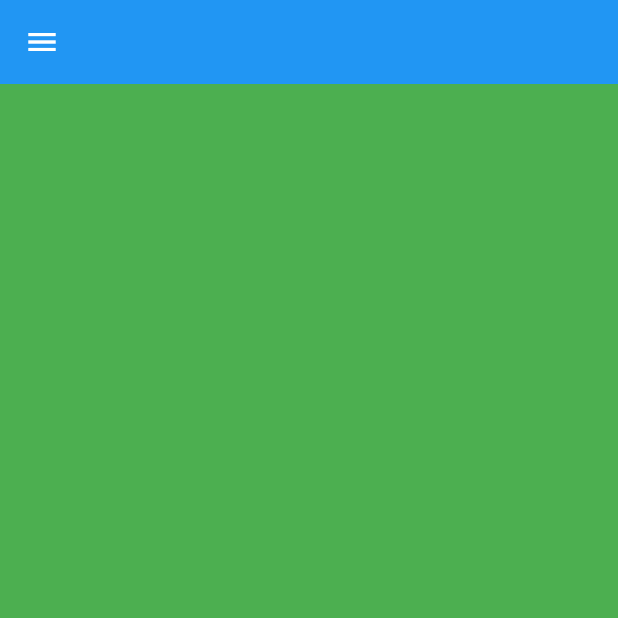
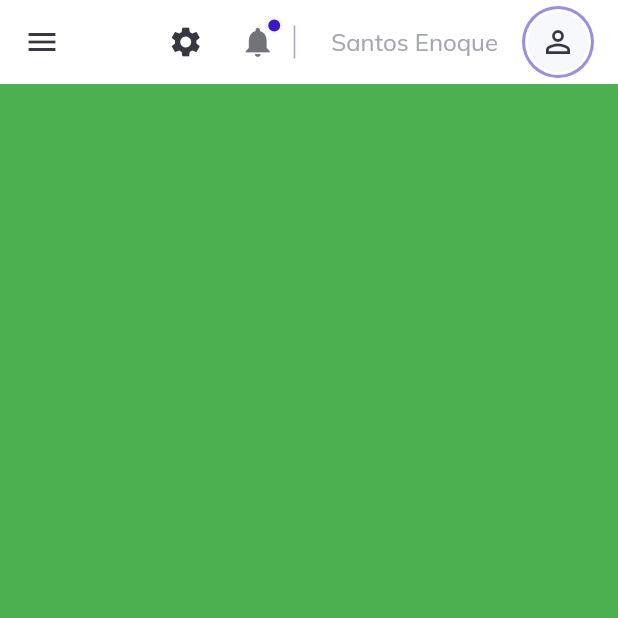
Before and after one commit to mrabro/flutter-web-admin-template, a Flutter app: the screen it shows after launch, on a phone screen of 412 x 824 dp, the top half of it. Run offline on Flutter 3.47's test engine with Material 2 defaults, Android fonts, the phone set to English and light mode, and no system bars; our stand-ins replace get, google_fonts.

Commit message:
Top nav (added items to top nav and drawer with custom text widget

```diff
--- a/lib/layout.dart
+++ b/lib/layout.dart
@@ -14,6 +14,7 @@
         key: scaffoldKey,
         extendBodyBehindAppBar: true,
         appBar: topNavigationBar(context, scaffoldKey),
+        drawer: Drawer(),
         body: ResponsiveWidget(
           largeScreen: LargeScreen(),
           smallScreen: SmallScreen(),
--- /dev/null
+++ b/lib/widgets/custom_text.dart
@@ -0,0 +1,24 @@
+import 'package:flutter/material.dart';
+
+class CustomText extends StatelessWidget {
+  final String text;
+  final double size;
+  final Color color;
+  final FontWeight weight;
+
+  const CustomText(
+      {Key? key,
+      required this.text,
+      this.size = 16,
+      this.color = Colors.black,
+      this.weight = FontWeight.normal})
+      : super(key: key);
+
+  @override
+  Widget build(BuildContext context) {
+    return Text(
+      text,
+      style: TextStyle(fontSize: size, color: color, fontWeight: weight),
+    );
+  }
+}
--- a/lib/widgets/top_nav.dart
+++ b/lib/widgets/top_nav.dart
@@ -1,5 +1,7 @@
 import 'package:flutter/material.dart';
+import 'package:web_admin/constants/style.dart';
 import 'package:web_admin/helpers/responsiveness.dart';
+import 'package:web_admin/widgets/custom_text.dart';
 
 AppBar topNavigationBar(BuildContext context, GlobalKey<ScaffoldState> key) =>
     AppBar(
@@ -20,5 +22,85 @@
               onPressed: () {
                 key.currentState?.openDrawer();
               }),
+      title: Container(
+        child: Row(
+          children: [
+            Visibility(
+                visible: !ResponsiveWidget.isSmallScreen(context),
+                child: CustomText(
+                  text: "Dash",
+                  color: dark,
+                  size: 20,
+                  weight: FontWeight.bold,
+                )),
+            Expanded(child: Container()),
+            IconButton(
+                icon: Icon(
+                  Icons.settings,
+                  color: dark,
+                ),
+                onPressed: () {}),
+            Stack(
+              children: [
+                IconButton(
+                    icon: Icon(
+                      Icons.notifications,
+                      color: dark.withOpacity(.7),
+                    ),
+                    onPressed: () {}),
+                Positioned(
+                  top: 7,
+                  right: 7,
+                  child: Container(
+                    width: 12,
+                    height: 12,
+                    padding: EdgeInsets.all(4),
+                    decoration: BoxDecoration(
+                        color: active,
+                        borderRadius: BorderRadius.circular(30),
+                        border: Border.all(color: light, width: 2)),
+                  ),
+                )
+              ],
+            ),
+            Container(
+              width: 1,
+              height: 22,
+              color: lightGrey,
+            ),
+            SizedBox(
+              width: 24,
+            ),
+            CustomText(
+              text: "Santos Enoque",
+              color: lightGrey,
+            ),
+            SizedBox(
+              width: 16,
+            ),
+            Container(
+              decoration: BoxDecoration(
+                  color: active.withOpacity(.5),
+                  borderRadius: BorderRadius.circular(30)),
+              child: Container(
+                decoration: BoxDecoration(
+                    color: Colors.white,
+                    borderRadius: BorderRadius.circular(30)),
+                padding: EdgeInsets.all(2),
+                margin: EdgeInsets.all(2),
+                child: CircleAvatar(
+                  backgroundColor: light,
+                  child: Icon(
+                    Icons.person_outline,
+                    color: dark,
+                  ),
+                ),
+              ),
+            )
+          ],
+        ),
+      ),
+      iconTheme: IconThemeData(color: dark),
       elevation: 0,
+      backgroundColor: Colors.white,
     );
```
